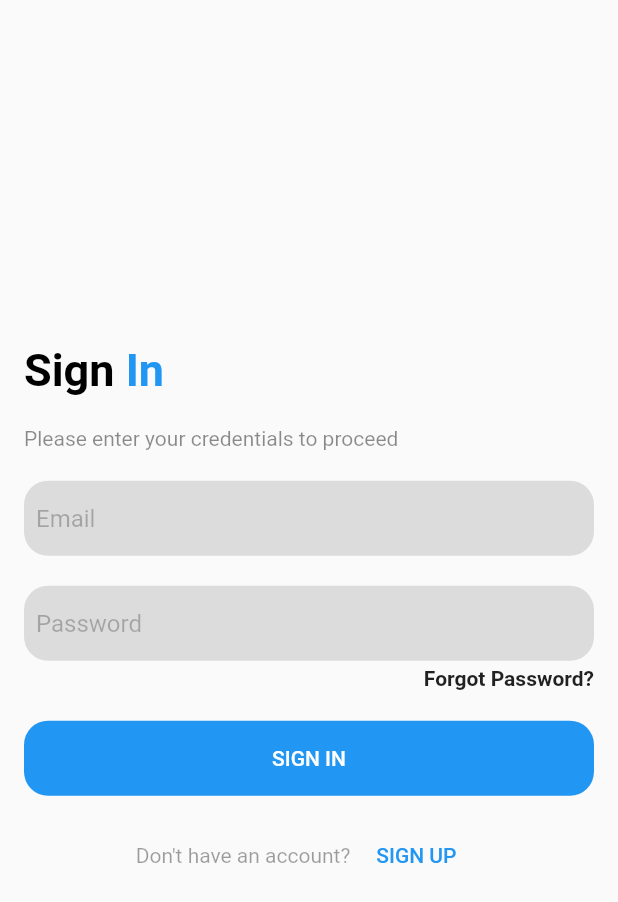
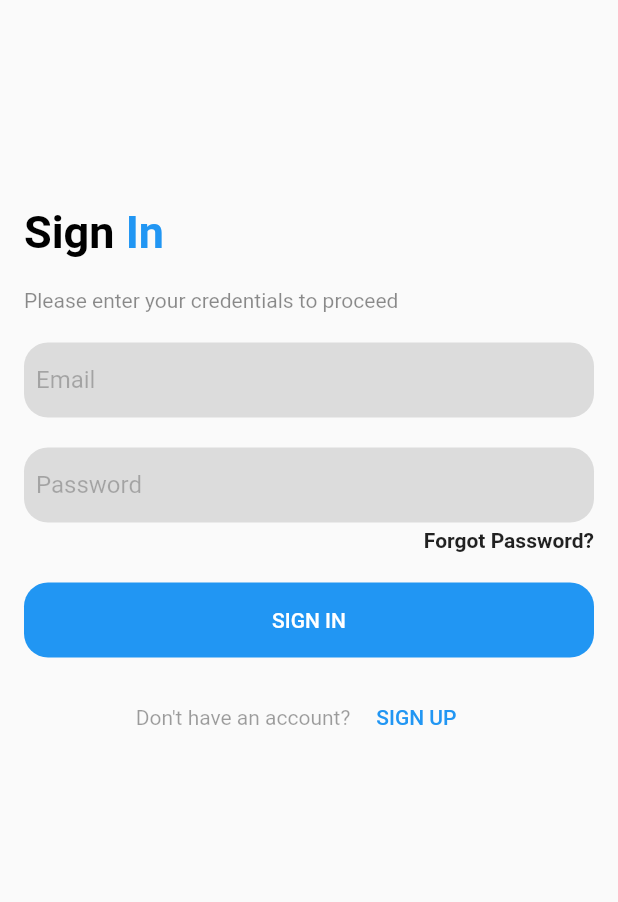
Before and after one commit to onumengine/medizorg, a Flutter app: the screen it shows after launch, after a tap on the "arrow forward" icon, on a phone screen of 412 x 824 dp. Shown: the top 902 px of the screen. Run offline on Flutter 3.47's test engine with Material 2 defaults, Android fonts, the phone set to English and light mode, and no system bars; our stand-ins replace firebase_auth, firebase_core; accounts and stored records are empty; network calls fail.

Commit message:
Fix(sign_in_form.dart):Made the form scrollable

```diff
--- a/lib/ui/organisms/sign_in_form.dart
+++ b/lib/ui/organisms/sign_in_form.dart
@@ -15,10 +15,14 @@ class _SignInFormState extends State<SignInForm> {
 
     return Padding(
       padding: const EdgeInsets.symmetric(horizontal: 16.0),
+      child: SingleChildScrollView(
         child: Column(
           mainAxisAlignment: MainAxisAlignment.center,
           crossAxisAlignment: CrossAxisAlignment.start,
           children: <Widget>[
+            SizedBox(
+              height: MediaQuery.of(context).size.height / 6,
+            ),
             Row(
               children: <Text>[
                 Text(
@@ -66,10 +70,16 @@ class _SignInFormState extends State<SignInForm> {
             ),
             Align(
               alignment: Alignment.centerRight,
+              child: GestureDetector(
+                onTap: () {
+                  signInFormBloc.openPage(
+                      ROUTE_PASSWORD_RECOVERY_PAGE, context);
+                },
                 child: Text(
                   TEXT_FORGOT_PASSWORD,
                   style: TextStyle(
                     fontWeight: FontWeight.bold,
+                  ),
                 ),
               ),
             ),
@@ -119,6 +129,7 @@ class _SignInFormState extends State<SignInForm> {
             ),
           ],
         ),
+      ),
     );
   }
 }
```
Lines whose indentation alone changed are shown as unchanged.
